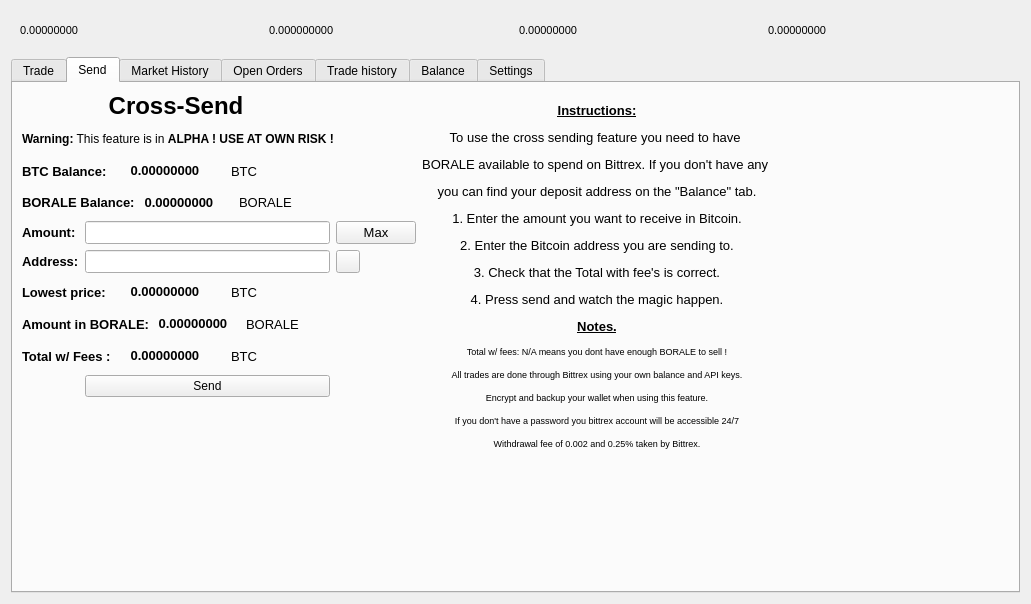
Qt form src/qt/forms/tradingdialog.ui (tonyzenwinski/BoraCoin) before a commit.
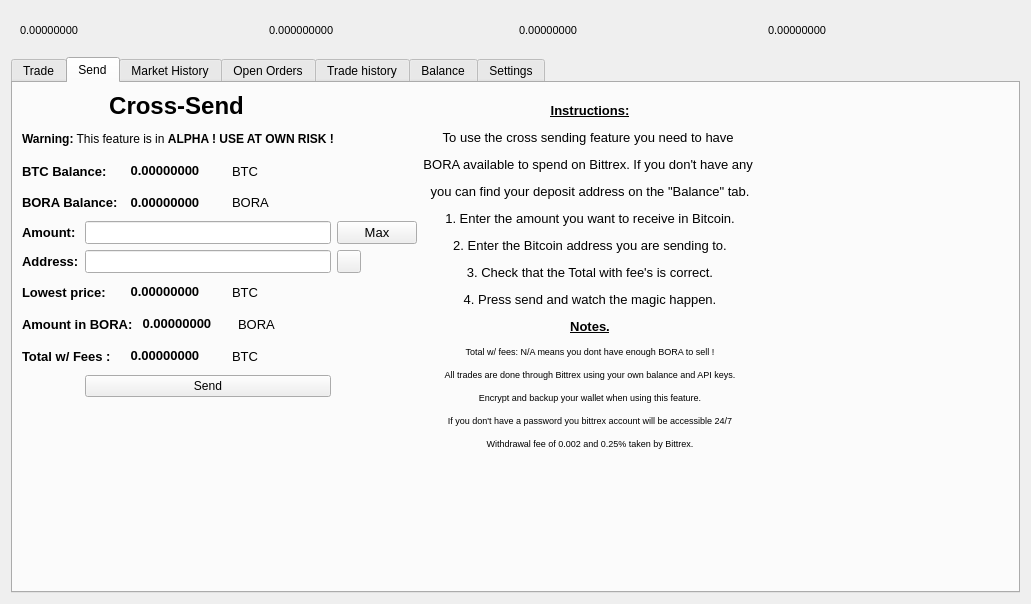
The same form after that commit. The open tabs and pages were chosen to show the change. Icons and pictures are not drawn.

```diff
--- a/src/qt/forms/tradingdialog.ui
+++ b/src/qt/forms/tradingdialog.ui
@@ -7,12 +7,15 @@
     <x>0</x>
     <y>0</y>
     <width>1031</width>
-    <height>594</height>
+    <height>596</height>
    </rect>
   </property>
   <property name="windowTitle">
    <string>Dialog</string>
   </property>
+  <property name="styleSheet">
+   <string notr="true"></string>
+  </property>
   <layout class="QVBoxLayout" name="verticalLayout">
    <item>
     <widget class="QFrame" name="tradingHeaderContainer">
@@ -2383,9 +2386,9 @@
               </colorrole>
               <colorrole role="Button">
                <brush brushstyle="SolidPattern">
-                <color alpha="255">
+                <color alpha="0">
                  <red>0</red>
-                 <green>170</green>
+                 <green>0</green>
                  <blue>0</blue>
                 </color>
                </brush>
@@ -2455,18 +2458,18 @@
               </colorrole>
               <colorrole role="Base">
                <brush brushstyle="SolidPattern">
-                <color alpha="255">
-                 <red>255</red>
-                 <green>255</green>
-                 <blue>255</blue>
+                <color alpha="0">
+                 <red>0</red>
+                 <green>0</green>
+                 <blue>0</blue>
                 </color>
                </brush>
               </colorrole>
               <colorrole role="Window">
                <brush brushstyle="SolidPattern">
-                <color alpha="255">
+                <color alpha="0">
                  <red>0</red>
-                 <green>170</green>
+                 <green>0</green>
                  <blue>0</blue>
                 </color>
                </brush>
@@ -2520,9 +2523,9 @@
               </colorrole>
               <colorrole role="Button">
                <brush brushstyle="SolidPattern">
-                <color alpha="255">
+                <color alpha="0">
                  <red>0</red>
-                 <green>170</green>
+                 <green>0</green>
                  <blue>0</blue>
                 </color>
                </brush>
@@ -2592,18 +2595,18 @@
               </colorrole>
               <colorrole role="Base">
                <brush brushstyle="SolidPattern">
-                <color alpha="255">
-                 <red>255</red>
-                 <green>255</green>
-                 <blue>255</blue>
+                <color alpha="0">
+                 <red>0</red>
+                 <green>0</green>
+                 <blue>0</blue>
                 </color>
                </brush>
               </colorrole>
               <colorrole role="Window">
                <brush brushstyle="SolidPattern">
-                <color alpha="255">
+                <color alpha="0">
                  <red>0</red>
-                 <green>170</green>
+                 <green>0</green>
                  <blue>0</blue>
                 </color>
                </brush>
@@ -2657,9 +2660,9 @@
               </colorrole>
               <colorrole role="Button">
                <brush brushstyle="SolidPattern">
-                <color alpha="255">
+                <color alpha="0">
                  <red>0</red>
-                 <green>170</green>
+                 <green>0</green>
                  <blue>0</blue>
                 </color>
                </brush>
@@ -2729,18 +2732,18 @@
               </colorrole>
               <colorrole role="Base">
                <brush brushstyle="SolidPattern">
-                <color alpha="255">
+                <color alpha="0">
                  <red>0</red>
-                 <green>170</green>
+                 <green>0</green>
                  <blue>0</blue>
                 </color>
                </brush>
               </colorrole>
               <colorrole role="Window">
                <brush brushstyle="SolidPattern">
-                <color alpha="255">
+                <color alpha="0">
                  <red>0</red>
-                 <green>170</green>
+                 <green>0</green>
                  <blue>0</blue>
                 </color>
                </brush>
@@ -2830,7 +2833,7 @@
             </font>
            </property>
            <property name="text">
-            <string>Amount in BORALE:</string>
+            <string>Amount in BORA:</string>
            </property>
           </widget>
          </item>
@@ -2850,9 +2853,9 @@
               </colorrole>
               <colorrole role="Button">
                <brush brushstyle="SolidPattern">
-                <color alpha="255">
+                <color alpha="0">
                  <red>0</red>
-                 <green>170</green>
+                 <green>0</green>
                  <blue>0</blue>
                 </color>
                </brush>
@@ -2922,18 +2925,18 @@
               </colorrole>
               <colorrole role="Base">
                <brush brushstyle="SolidPattern">
-                <color alpha="255">
-                 <red>255</red>
-                 <green>255</green>
-                 <blue>255</blue>
+                <color alpha="0">
+                 <red>0</red>
+                 <green>0</green>
+                 <blue>0</blue>
                 </color>
                </brush>
               </colorrole>
               <colorrole role="Window">
                <brush brushstyle="SolidPattern">
-                <color alpha="255">
+                <color alpha="0">
                  <red>0</red>
-                 <green>170</green>
+                 <green>0</green>
                  <blue>0</blue>
                 </color>
                </brush>
@@ -2987,9 +2990,9 @@
               </colorrole>
               <colorrole role="Button">
                <brush brushstyle="SolidPattern">
-                <color alpha="255">
+                <color alpha="0">
                  <red>0</red>
-                 <green>170</green>
+                 <green>0</green>
                  <blue>0</blue>
                 </color>
                </brush>
@@ -3059,18 +3062,18 @@
               </colorrole>
               <colorrole role="Base">
                <brush brushstyle="SolidPattern">
-                <color alpha="255">
-                 <red>255</red>
-                 <green>255</green>
-                 <blue>255</blue>
+                <color alpha="0">
+                 <red>0</red>
+                 <green>0</green>
+                 <blue>0</blue>
                 </color>
                </brush>
               </colorrole>
               <colorrole role="Window">
                <brush brushstyle="SolidPattern">
-                <color alpha="255">
+                <color alpha="0">
                  <red>0</red>
-                 <green>170</green>
+                 <green>0</green>
                  <blue>0</blue>
                 </color>
                </brush>
@@ -3124,9 +3127,9 @@
               </colorrole>
               <colorrole role="Button">
                <brush brushstyle="SolidPattern">
-                <color alpha="255">
+                <color alpha="0">
                  <red>0</red>
-                 <green>170</green>
+                 <green>0</green>
                  <blue>0</blue>
                 </color>
                </brush>
@@ -3196,18 +3199,18 @@
               </colorrole>
               <colorrole role="Base">
                <brush brushstyle="SolidPattern">
-                <color alpha="255">
+                <color alpha="0">
                  <red>0</red>
-                 <green>170</green>
+                 <green>0</green>
                  <blue>0</blue>
                 </color>
                </brush>
               </colorrole>
               <colorrole role="Window">
                <brush brushstyle="SolidPattern">
-                <color alpha="255">
+                <color alpha="0">
                  <red>0</red>
-                 <green>170</green>
+                 <green>0</green>
                  <blue>0</blue>
                 </color>
                </brush>
@@ -3279,7 +3282,7 @@
             </font>
            </property>
            <property name="text">
-            <string>BORALE</string>
+            <string>BORA</string>
            </property>
           </widget>
          </item>
@@ -3317,9 +3320,9 @@
               </colorrole>
               <colorrole role="Button">
                <brush brushstyle="SolidPattern">
-                <color alpha="255">
+                <color alpha="0">
                  <red>0</red>
-                 <green>170</green>
+                 <green>0</green>
                  <blue>0</blue>
                 </color>
                </brush>
@@ -3389,18 +3392,18 @@
               </colorrole>
               <colorrole role="Base">
                <brush brushstyle="SolidPattern">
-                <color alpha="255">
-                 <red>255</red>
-                 <green>255</green>
-                 <blue>255</blue>
+                <color alpha="0">
+                 <red>0</red>
+                 <green>0</green>
+                 <blue>0</blue>
                 </color>
                </brush>
               </colorrole>
               <colorrole role="Window">
                <brush brushstyle="SolidPattern">
-                <color alpha="255">
+                <color alpha="0">
                  <red>0</red>
-                 <green>170</green>
+                 <green>0</green>
                  <blue>0</blue>
                 </color>
                </brush>
@@ -3454,9 +3457,9 @@
               </colorrole>
               <colorrole role="Button">
                <brush brushstyle="SolidPattern">
-                <color alpha="255">
+                <color alpha="0">
                  <red>0</red>
-                 <green>170</green>
+                 <green>0</green>
                  <blue>0</blue>
                 </color>
                </brush>
@@ -3526,18 +3529,18 @@
               </colorrole>
               <colorrole role="Base">
                <brush brushstyle="SolidPattern">
-                <color alpha="255">
-                 <red>255</red>
-                 <green>255</green>
-                 <blue>255</blue>
+                <color alpha="0">
+                 <red>0</red>
+                 <green>0</green>
+                 <blue>0</blue>
                 </color>
                </brush>
               </colorrole>
               <colorrole role="Window">
                <brush brushstyle="SolidPattern">
-                <color alpha="255">
+                <color alpha="0">
                  <red>0</red>
-                 <green>170</green>
+                 <green>0</green>
                  <blue>0</blue>
                 </color>
                </brush>
@@ -3591,9 +3594,9 @@
               </colorrole>
               <colorrole role="Button">
                <brush brushstyle="SolidPattern">
-                <color alpha="255">
+                <color alpha="0">
                  <red>0</red>
-                 <green>170</green>
+                 <green>0</green>
                  <blue>0</blue>
                 </color>
                </brush>
@@ -3663,18 +3666,18 @@
               </colorrole>
               <colorrole role="Base">
                <brush brushstyle="SolidPattern">
-                <color alpha="255">
+                <color alpha="0">
                  <red>0</red>
-                 <green>170</green>
+                 <green>0</green>
                  <blue>0</blue>
                 </color>
                </brush>
               </colorrole>
               <colorrole role="Window">
                <brush brushstyle="SolidPattern">
-                <color alpha="255">
+                <color alpha="0">
                  <red>0</red>
-                 <green>170</green>
+                 <green>0</green>
                  <blue>0</blue>
                 </color>
                </brush>
@@ -3797,7 +3800,7 @@
           </font>
          </property>
          <property name="text">
-          <string>&lt;html&gt;&lt;head/&gt;&lt;body&gt;&lt;p align=&quot;center&quot;&gt;&lt;span style=&quot; font-weight:600; text-decoration: underline;&quot;&gt;Instructions:&lt;/span&gt;&lt;/p&gt;&lt;p align=&quot;center&quot;&gt;To use the cross sending feature you need to have &lt;/p&gt;&lt;p align=&quot;center&quot;&gt;BORALE available to spend on Bittrex. If you don't have any &lt;/p&gt;&lt;p align=&quot;center&quot;&gt;you can find your deposit address on the &amp;quot;Balance&amp;quot; tab.&lt;/p&gt;&lt;p align=&quot;center&quot;&gt;1. Enter the amount you want to receive in Bitcoin.&lt;/p&gt;&lt;p align=&quot;center&quot;&gt;2. Enter the Bitcoin address you are sending to.&lt;/p&gt;&lt;p align=&quot;center&quot;&gt;3. Check that the Total with fee's is correct.&lt;/p&gt;&lt;p align=&quot;center&quot;&gt;4. Press send and watch the magic happen.&lt;/p&gt;&lt;p align=&quot;center&quot;&gt;&lt;span style=&quot; font-weight:600; text-decoration: underline;&quot;&gt;Notes.&lt;/span&gt;&lt;/p&gt;&lt;p align=&quot;center&quot;&gt;&lt;span style=&quot; font-size:7pt;&quot;&gt;Total w/ fees: N/A means you dont have enough BORALE to sell !&lt;/span&gt;&lt;/p&gt;&lt;p align=&quot;center&quot;&gt;&lt;span style=&quot; font-size:7pt;&quot;&gt;All trades are done through Bittrex using your own balance and API keys.&lt;/span&gt;&lt;/p&gt;&lt;p align=&quot;center&quot;&gt;&lt;span style=&quot; font-size:7pt;&quot;&gt;Encrypt and backup your wallet when using this feature.&lt;/span&gt;&lt;/p&gt;&lt;p align=&quot;center&quot;&gt;&lt;span style=&quot; font-size:7pt;&quot;&gt;If you don't have a password you bittrex account will be accessible 24/7&lt;/span&gt;&lt;/p&gt;&lt;p align=&quot;center&quot;&gt;&lt;span style=&quot; font-size:7pt;&quot;&gt;Withdrawal fee of 0.002 and 0.25% taken by Bittrex.&lt;/span&gt;&lt;/p&gt;&lt;/body&gt;&lt;/html&gt;</string>
+          <string>&lt;html&gt;&lt;head/&gt;&lt;body&gt;&lt;p align=&quot;center&quot;&gt;&lt;span style=&quot; font-weight:600; text-decoration: underline;&quot;&gt;Instructions:&lt;/span&gt;&lt;/p&gt;&lt;p align=&quot;center&quot;&gt;To use the cross sending feature you need to have &lt;/p&gt;&lt;p align=&quot;center&quot;&gt;BORA available to spend on Bittrex. If you don't have any &lt;/p&gt;&lt;p align=&quot;center&quot;&gt;you can find your deposit address on the &amp;quot;Balance&amp;quot; tab.&lt;/p&gt;&lt;p align=&quot;center&quot;&gt;1. Enter the amount you want to receive in Bitcoin.&lt;/p&gt;&lt;p align=&quot;center&quot;&gt;2. Enter the Bitcoin address you are sending to.&lt;/p&gt;&lt;p align=&quot;center&quot;&gt;3. Check that the Total with fee's is correct.&lt;/p&gt;&lt;p align=&quot;center&quot;&gt;4. Press send and watch the magic happen.&lt;/p&gt;&lt;p align=&quot;center&quot;&gt;&lt;span style=&quot; font-weight:600; text-decoration: underline;&quot;&gt;Notes.&lt;/span&gt;&lt;/p&gt;&lt;p align=&quot;center&quot;&gt;&lt;span style=&quot; font-size:7pt;&quot;&gt;Total w/ fees: N/A means you dont have enough BORA to sell !&lt;/span&gt;&lt;/p&gt;&lt;p align=&quot;center&quot;&gt;&lt;span style=&quot; font-size:7pt;&quot;&gt;All trades are done through Bittrex using your own balance and API keys.&lt;/span&gt;&lt;/p&gt;&lt;p align=&quot;center&quot;&gt;&lt;span style=&quot; font-size:7pt;&quot;&gt;Encrypt and backup your wallet when using this feature.&lt;/span&gt;&lt;/p&gt;&lt;p align=&quot;center&quot;&gt;&lt;span style=&quot; font-size:7pt;&quot;&gt;If you don't have a password you bittrex account will be accessible 24/7&lt;/span&gt;&lt;/p&gt;&lt;p align=&quot;center&quot;&gt;&lt;span style=&quot; font-size:7pt;&quot;&gt;Withdrawal fee of 0.002 and 0.25% taken by Bittrex.&lt;/span&gt;&lt;/p&gt;&lt;/body&gt;&lt;/html&gt;</string>
          </property>
         </widget>
        </item>
@@ -3865,7 +3868,7 @@
             </font>
            </property>
            <property name="text">
-            <string>BORALE Balance:</string>
+            <string>BORA Balance:</string>
            </property>
           </widget>
          </item>
@@ -3885,9 +3888,9 @@
               </colorrole>
               <colorrole role="Button">
                <brush brushstyle="SolidPattern">
-                <color alpha="255">
+                <color alpha="0">
                  <red>0</red>
-                 <green>170</green>
+                 <green>0</green>
                  <blue>0</blue>
                 </color>
                </brush>
@@ -3957,18 +3960,18 @@
               </colorrole>
               <colorrole role="Base">
                <brush brushstyle="SolidPattern">
-                <color alpha="255">
-                 <red>255</red>
-                 <green>255</green>
-                 <blue>255</blue>
+                <color alpha="0">
+                 <red>0</red>
+                 <green>0</green>
+                 <blue>0</blue>
                 </color>
                </brush>
               </colorrole>
               <colorrole role="Window">
                <brush brushstyle="SolidPattern">
-                <color alpha="255">
+                <color alpha="0">
                  <red>0</red>
-                 <green>170</green>
+                 <green>0</green>
                  <blue>0</blue>
                 </color>
                </brush>
@@ -4022,9 +4025,9 @@
               </colorrole>
               <colorrole role="Button">
                <brush brushstyle="SolidPattern">
-                <color alpha="255">
+                <color alpha="0">
                  <red>0</red>
-                 <green>170</green>
+                 <green>0</green>
                  <blue>0</blue>
                 </color>
                </brush>
@@ -4094,18 +4097,18 @@
               </colorrole>
               <colorrole role="Base">
                <brush brushstyle="SolidPattern">
-                <color alpha="255">
-                 <red>255</red>
-                 <green>255</green>
-                 <blue>255</blue>
+                <color alpha="0">
+                 <red>0</red>
+                 <green>0</green>
+                 <blue>0</blue>
                 </color>
                </brush>
               </colorrole>
               <colorrole role="Window">
                <brush brushstyle="SolidPattern">
-                <color alpha="255">
+                <color alpha="0">
                  <red>0</red>
-                 <green>170</green>
+                 <green>0</green>
                  <blue>0</blue>
                 </color>
                </brush>
@@ -4159,9 +4162,9 @@
               </colorrole>
               <colorrole role="Button">
                <brush brushstyle="SolidPattern">
-                <color alpha="255">
+                <color alpha="0">
                  <red>0</red>
-                 <green>170</green>
+                 <green>0</green>
                  <blue>0</blue>
                 </color>
                </brush>
@@ -4231,18 +4234,18 @@
               </colorrole>
               <colorrole role="Base">
                <brush brushstyle="SolidPattern">
-                <color alpha="255">
+                <color alpha="0">
                  <red>0</red>
-                 <green>170</green>
+                 <green>0</green>
                  <blue>0</blue>
                 </color>
                </brush>
               </colorrole>
               <colorrole role="Window">
                <brush brushstyle="SolidPattern">
-                <color alpha="255">
+                <color alpha="0">
                  <red>0</red>
-                 <green>170</green>
+                 <green>0</green>
                  <blue>0</blue>
                 </color>
                </brush>
@@ -4314,7 +4317,7 @@
             </font>
            </property>
            <property name="text">
-            <string>BORALE</string>
+            <string>BORA</string>
            </property>
           </widget>
          </item>
@@ -4352,9 +4355,9 @@
               </colorrole>
               <colorrole role="Button">
                <brush brushstyle="SolidPattern">
-                <color alpha="255">
+                <color alpha="0">
                  <red>0</red>
-                 <green>170</green>
+                 <green>0</green>
                  <blue>0</blue>
                 </color>
                </brush>
@@ -4424,18 +4427,18 @@
               </colorrole>
               <colorrole role="Base">
                <brush brushstyle="SolidPattern">
-                <color alpha="255">
-                 <red>255</red>
-                 <green>255</green>
-                 <blue>255</blue>
+                <color alpha="0">
+                 <red>0</red>
+                 <green>0</green>
+                 <blue>0</blue>
                 </color>
                </brush>
               </colorrole>
               <colorrole role="Window">
                <brush brushstyle="SolidPattern">
-                <color alpha="255">
+                <color alpha="0">
                  <red>0</red>
-                 <green>170</green>
+                 <green>0</green>
                  <blue>0</blue>
                 </color>
                </brush>
@@ -4489,9 +4492,9 @@
               </colorrole>
               <colorrole role="Button">
                <brush brushstyle="SolidPattern">
-                <color alpha="255">
+                <color alpha="0">
                  <red>0</red>
-                 <green>170</green>
+                 <green>0</green>
                  <blue>0</blue>
                 </color>
                </brush>
@@ -4561,18 +4564,18 @@
               </colorrole>
               <colorrole role="Base">
                <brush brushstyle="SolidPattern">
-                <color alpha="255">
-                 <red>255</red>
-                 <green>255</green>
-                 <blue>255</blue>
+                <color alpha="0">
+                 <red>0</red>
+                 <green>0</green>
+                 <blue>0</blue>
                 </color>
                </brush>
               </colorrole>
               <colorrole role="Window">
                <brush brushstyle="SolidPattern">
-                <color alpha="255">
+                <color alpha="0">
                  <red>0</red>
-                 <green>170</green>
+                 <green>0</green>
                  <blue>0</blue>
                 </color>
                </brush>
@@ -4626,9 +4629,9 @@
               </colorrole>
               <colorrole role="Button">
                <brush brushstyle="SolidPattern">
-                <color alpha="255">
+                <color alpha="0">
                  <red>0</red>
-                 <green>170</green>
+                 <green>0</green>
                  <blue>0</blue>
                 </color>
                </brush>
@@ -4698,18 +4701,18 @@
               </colorrole>
               <colorrole role="Base">
                <brush brushstyle="SolidPattern">
-                <color alpha="255">
+                <color alpha="0">
                  <red>0</red>
-                 <green>170</green>
+                 <green>0</green>
                  <blue>0</blue>
                 </color>
                </brush>
               </colorrole>
               <colorrole role="Window">
                <brush brushstyle="SolidPattern">
-                <color alpha="255">
+                <color alpha="0">
                  <red>0</red>
-                 <green>170</green>
+                 <green>0</green>
                  <blue>0</blue>
                 </color>
                </brush>
```
Left out of the diff: 283 changed lines with no effect on the pictures.
